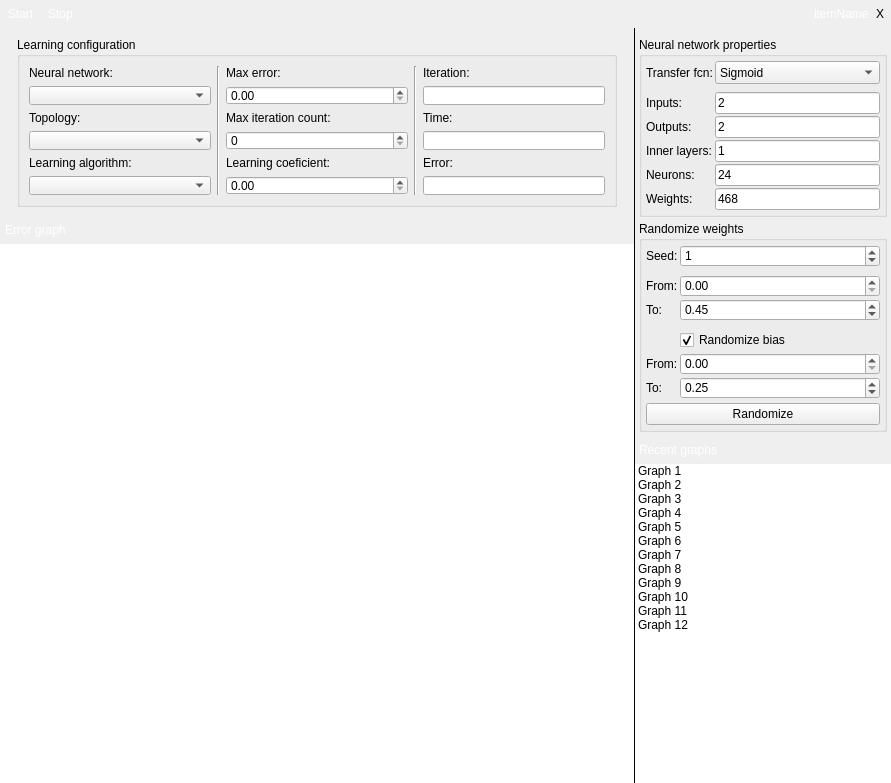
Qt form ApplicationUi/LearningWidget.ui (kacerpetr/NNCreator) before a commit.
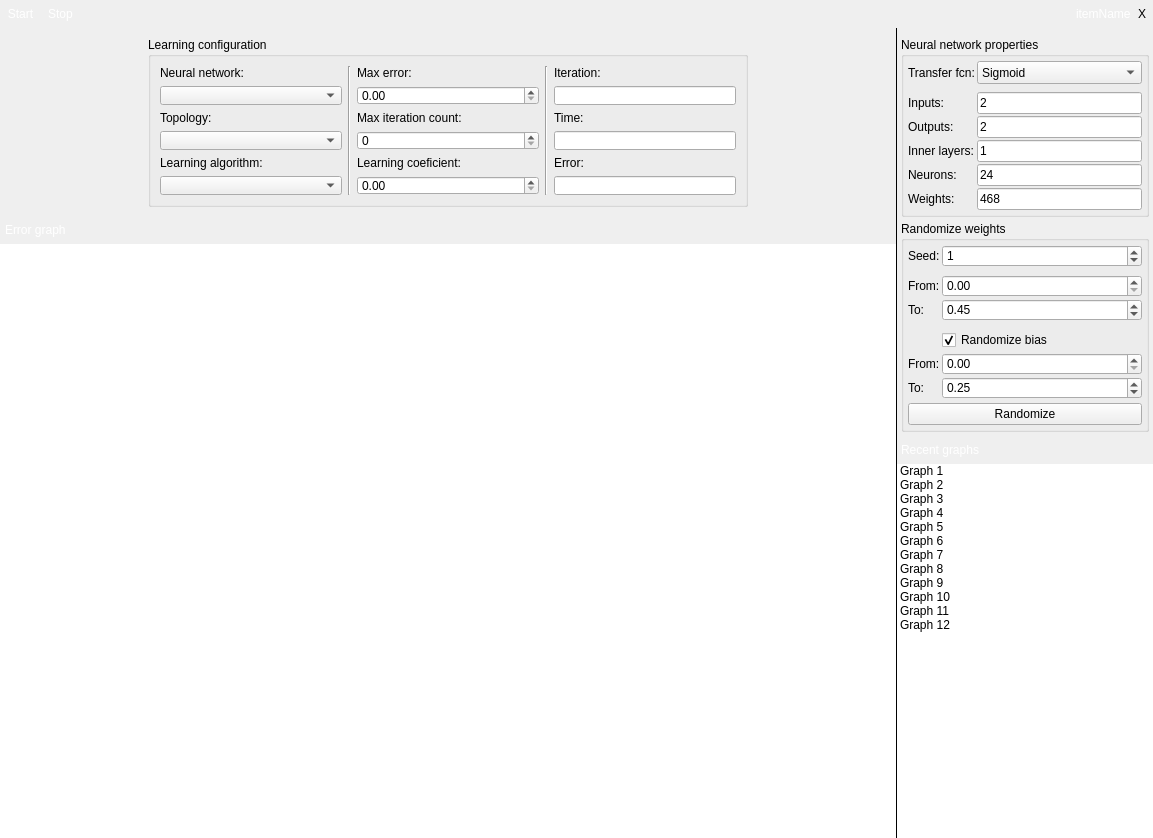
The same form after that commit. Icons and pictures are not drawn.

```diff
--- a/ApplicationUi/LearningWidget.ui
+++ b/ApplicationUi/LearningWidget.ui
@@ -6,8 +6,8 @@
    <rect>
     <x>0</x>
     <y>0</y>
-    <width>891</width>
-    <height>783</height>
+    <width>1153</width>
+    <height>838</height>
    </rect>
   </property>
   <property name="sizePolicy">
```
